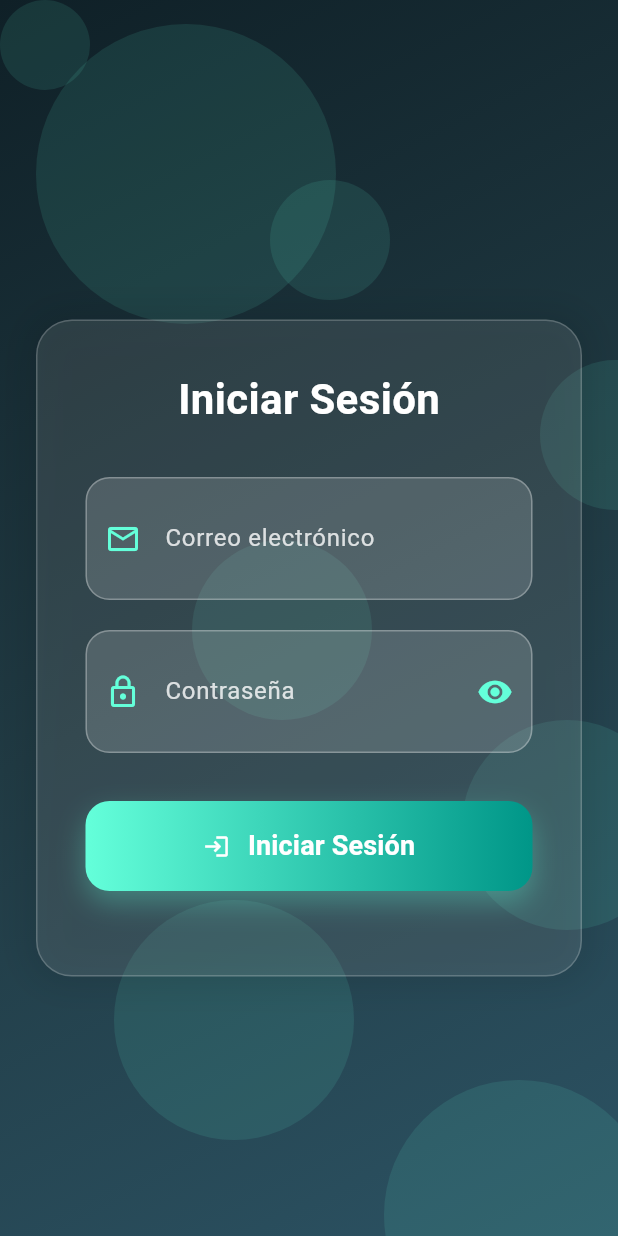
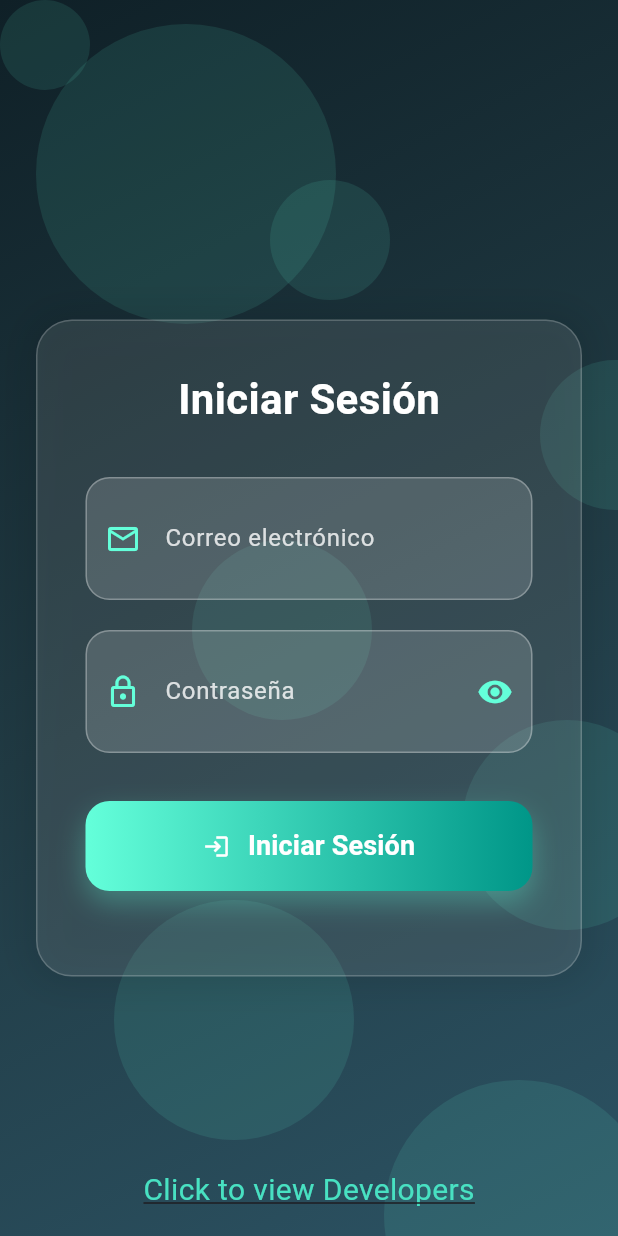
Before and after one commit to Saixnet021/PetsAndHealth, a Flutter app: the screen it shows after launch, on a phone screen of 412 x 824 dp. Run offline on Flutter 3.47's test engine with Material 3 defaults, Android fonts, the phone set to English and light mode, and no system bars; drawn by our look-alikes of flutter_animate; our stand-ins replace cloud_firestore, firebase_auth, firebase_core, image_picker, shimmer; accounts and stored records are empty.

Commit message:
web-actualizada

```diff
--- a/lib/views/login_screen.dart
+++ b/lib/views/login_screen.dart
@@ -3,6 +3,7 @@ import 'package:flutter/material.dart';
 import 'package:flutter_animate/flutter_animate.dart';
 import '../controllers/login_controller.dart';
 import '../models/login_request.dart';
+import 'package:url_launcher/url_launcher.dart';
 
 import 'package:petsandhealth/home_screen.dart';
 
@@ -106,6 +107,33 @@ class _LoginScreenState extends State<LoginScreen> {
                   child: ConstrainedBox(
                     constraints: const BoxConstraints(maxWidth: 1000),
                     child: isWeb ? _buildWebLayout() : _buildMobileLayout(),
+                  ),
+                ),
+              ),
+            ),
+            Align(
+              alignment: Alignment.bottomCenter,
+              child: Padding(
+                padding: const EdgeInsets.only(bottom: 16.0),
+                child: InkWell(
+                  onTap: () async {
+                    final Uri url = Uri.parse(
+                      'https://perfiles-one.vercel.app/',
+                    );
+                    if (await canLaunchUrl(url)) {
+                      await launchUrl(
+                        url,
+                        mode: LaunchMode.externalApplication,
+                      );
+                    }
+                  },
+                  child: const Text(
+                    'Click to view Developers',
+                    style: TextStyle(
+                      color: Color(0xFF48E1C2), // Color personalizado
+                      fontSize: 20, // Tamaño más grande
+                      decoration: TextDecoration.underline,
+                    ),
                   ),
                 ),
               ),
--- a/pubspec.yaml
+++ b/pubspec.yaml
@@ -46,6 +46,7 @@ dependencies:
   image_picker: ^1.1.2
   path: ^1.9.1
   path_provider: ^2.1.5
+  url_launcher: ^6.3.1
 
 
 dev_dependencies:
```
Also changed, not shown: pubspec.lock, 7 other files.
